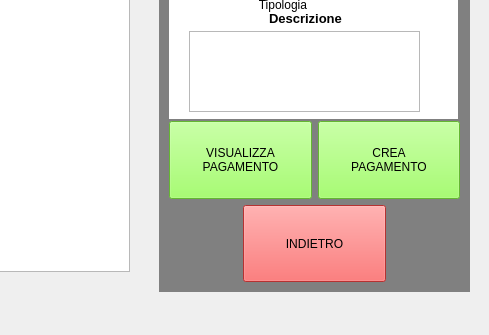
This is Boundaries/GestionePagamenti/elencoPagamenti.ui in Diego30090/IngSoft_Palestra as Qt 5 draws it before an edit; both pictures show x 441 to 930 and y 189 to 524 of the 930 by 524 pixel window. The edited form follows.
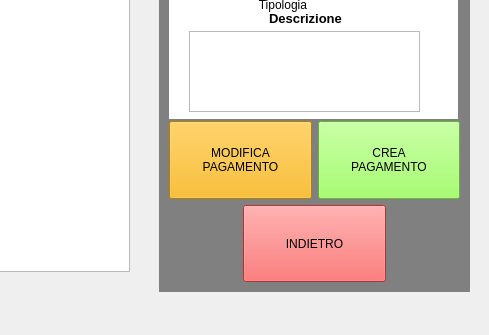
This is the edited form.

Commit message: init modifica pagamenti

Patch:
```diff
--- a/Boundaries/GestionePagamenti/elencoPagamenti.ui
+++ b/Boundaries/GestionePagamenti/elencoPagamenti.ui
@@ -139,10 +139,10 @@
        </sizepolicy>
       </property>
       <property name="styleSheet">
-       <string notr="true">background-color:rgb(140,255,70)</string>
+       <string notr="true">background-color:rgb(250,177,0)</string>
       </property>
       <property name="text">
-       <string>VISUALIZZA
+       <string>MODIFICA
 PAGAMENTO</string>
       </property>
      </widget>
```
Left out of the diff: 2 changed lines with no effect on the pictures. The commit also changes 3 other files.
